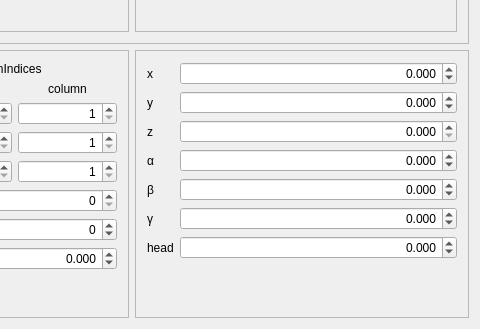
Qt form src/ui-qt/base/ui_ecp_dialogs/wgt_plan.ui (ptroja/mrrocpp) before a commit; both pictures show x 216 to 696 and y 236 to 565 of the 696 by 565 pixel window.
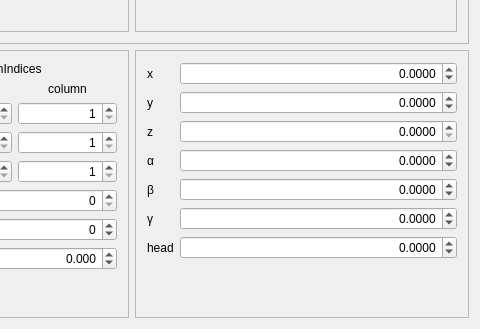
The same form after that commit.

Commit message: plan: 4 decimal places for PKM plan item

```diff
--- a/src/ui-qt/base/ui_ecp_dialogs/wgt_plan.ui
+++ b/src/ui-qt/base/ui_ecp_dialogs/wgt_plan.ui
@@ -442,7 +442,7 @@
            <set>Qt::AlignRight|Qt::AlignTrailing|Qt::AlignVCenter</set>
           </property>
           <property name="decimals">
-           <number>3</number>
+           <number>4</number>
           </property>
           <property name="minimum">
            <double>-1.000000000000000</double>
@@ -468,7 +468,7 @@
            <set>Qt::AlignRight|Qt::AlignTrailing|Qt::AlignVCenter</set>
           </property>
           <property name="decimals">
-           <number>3</number>
+           <number>4</number>
           </property>
           <property name="minimum">
            <double>-1.000000000000000</double>
@@ -494,7 +494,7 @@
            <set>Qt::AlignRight|Qt::AlignTrailing|Qt::AlignVCenter</set>
           </property>
           <property name="decimals">
-           <number>3</number>
+           <number>4</number>
           </property>
           <property name="maximum">
            <double>1.000000000000000</double>
@@ -517,7 +517,7 @@
            <set>Qt::AlignRight|Qt::AlignTrailing|Qt::AlignVCenter</set>
           </property>
           <property name="decimals">
-           <number>3</number>
+           <number>4</number>
           </property>
           <property name="minimum">
            <double>-4.000000000000000</double>
@@ -550,7 +550,7 @@
            <set>Qt::AlignRight|Qt::AlignTrailing|Qt::AlignVCenter</set>
           </property>
           <property name="decimals">
-           <number>3</number>
+           <number>4</number>
           </property>
           <property name="minimum">
            <double>-4.000000000000000</double>
@@ -569,7 +569,7 @@
            <set>Qt::AlignRight|Qt::AlignTrailing|Qt::AlignVCenter</set>
           </property>
           <property name="decimals">
-           <number>3</number>
+           <number>4</number>
           </property>
           <property name="minimum">
            <double>-4.000000000000000</double>
@@ -595,7 +595,7 @@
            <set>Qt::AlignRight|Qt::AlignTrailing|Qt::AlignVCenter</set>
           </property>
           <property name="decimals">
-           <number>3</number>
+           <number>4</number>
           </property>
           <property name="minimum">
            <double>-4.000000000000000</double>
```
